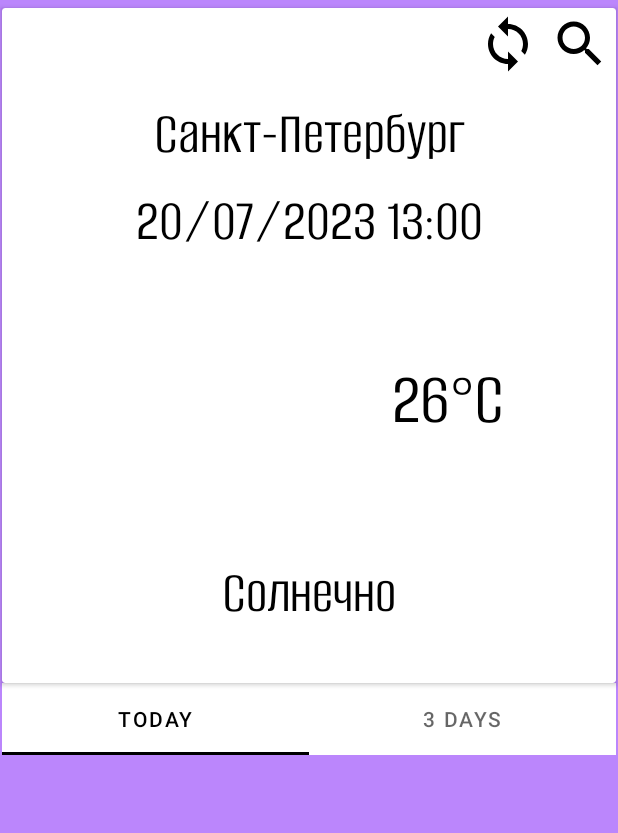
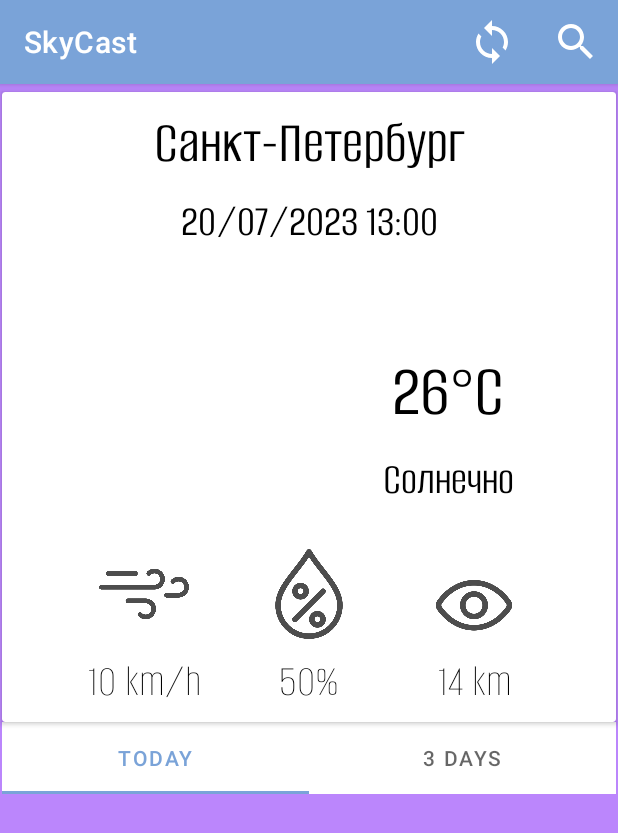
Before and after one commit to anmischenko/SkyCast, an Android app: the fragment MainFragment shown on its own in the app's theme, on a phone screen of 412 x 824 dp. Shown: the top 833 px of the screen. Run offline under Robolectric (Android 15) with nearby library versions, the phone set to English and light mode, and no system bars; our stand-ins replace Picasso, Volley; pictures from the network do not load; 1 statement that could not run was skipped.

Commit message:
Added toolbar and added to the main fragment: humidity, wind speed, visibility

```diff
--- a/app/src/main/java/com/example/skycast/DayItem.kt
+++ b/app/src/main/java/com/example/skycast/DayItem.kt
@@ -8,5 +8,8 @@ data class DayItem(
     val currentTemp: String,
     val maxTemp: String,
     val minTemp: String,
-    val hours: String
+    val hours: String,
+    val wind: String,
+    val humidity: String,
+    val visibility: String
 )
--- a/app/src/main/java/com/example/skycast/MainActivity.kt
+++ b/app/src/main/java/com/example/skycast/MainActivity.kt
@@ -2,6 +2,10 @@ package com.example.skycast
 
 import androidx.appcompat.app.AppCompatActivity
 import android.os.Bundle
+import android.view.Menu
+import android.view.MenuItem
+import androidx.core.content.ContentProviderCompat.requireContext
+import com.example.skycast.databinding.FragmentMainBinding
 import com.example.skycast.fragments.MainFragment
 
 class MainActivity : AppCompatActivity() {
--- a/app/src/main/java/com/example/skycast/adapters/WeatherAdapter.kt
+++ b/app/src/main/java/com/example/skycast/adapters/WeatherAdapter.kt
@@ -28,6 +28,7 @@ class WeatherAdapter(val listener: Listener?) : ListAdapter<WeatherModel, Weathe
             //val temp = "${item.currentTemp}°C"
             tvTemp.text = "${item.currentTemp.ifEmpty { "${item.minTemp}°C / ${item.maxTemp}" }}°C"
             Picasso.get().load("https:" + item.imgUrl).into(imgToday)
+
         }
     }
 
--- a/app/src/main/java/com/example/skycast/adapters/WeatherModel.kt
+++ b/app/src/main/java/com/example/skycast/adapters/WeatherModel.kt
@@ -10,6 +10,8 @@ data class WeatherModel(
     val maxTemp: String,
     val minTemp: String,
     val imgUrl: String,
-    val today: String
-
+    val today: String,
+    val wind: String,
+    val humidity: String,
+    val visibility: String
 )
--- a/app/src/main/java/com/example/skycast/fragments/MainFragment.kt
+++ b/app/src/main/java/com/example/skycast/fragments/MainFragment.kt
@@ -8,14 +8,14 @@ import android.location.LocationManager
 import android.os.Bundle
 import android.provider.Settings
 import android.util.Log
+import android.view.*
 import androidx.fragment.app.Fragment
-import android.view.LayoutInflater
-import android.view.View
-import android.view.ViewGroup
 import android.widget.Toast
+import android.widget.Toolbar
 import androidx.activity.result.ActivityResultLauncher
 import androidx.activity.result.contract.ActivityResultContracts
 import androidx.core.app.ActivityCompat
+import androidx.core.content.ContentProviderCompat
 import androidx.fragment.app.FragmentActivity
 import androidx.fragment.app.activityViewModels
 import androidx.swiperefreshlayout.widget.SwipeRefreshLayout
@@ -58,7 +58,35 @@ class MainFragment : Fragment() {
         savedInstanceState: Bundle?
     ): View {
         binding = FragmentMainBinding.inflate(inflater, container, false)
+        setHasOptionsMenu(true)
         return binding.root
+    }
+
+    override fun onCreateOptionsMenu(menu: Menu, inflater: MenuInflater) {
+        inflater.inflate(R.menu.main_menu, menu)
+        super.onCreateOptionsMenu(menu, inflater)
+    }
+
+    override fun onOptionsItemSelected(item: MenuItem): Boolean = with(binding) {
+        return when (item.itemId) {
+            R.id.sync -> {
+                tabLayout.selectTab(tabLayout.getTabAt(0))
+                checkLocation()
+                true
+            }
+            R.id.search -> {
+                DialogManager.searchByNameDialog(requireContext(), object : DialogManager.Listener {
+                    override fun onClick(name: String?) {
+                        if (name != null) {
+                            requestWeatherData(name)
+                        }
+                    }
+
+                })
+                true
+            }
+            else -> super.onOptionsItemSelected(item)
+        }
     }
 
     override fun onViewCreated(view: View, savedInstanceState: Bundle?) = with(binding) {
@@ -82,22 +110,6 @@ class MainFragment : Fragment() {
         TabLayoutMediator(tabLayout, vp) {
             tab, pos -> tab.text = tList[pos]
         }.attach()
-        ibSearch.setOnClickListener {
-            DialogManager.searchByNameDialog(requireContext(), object : DialogManager.Listener {
-                override fun onClick(name: String?) {
-                    if (name != null) {
-                        requestWeatherData(name)
-                    }
-                }
-
-            })
-
-        }
-        ibSync.setOnClickListener {
-            tabLayout.selectTab(tabLayout.getTabAt(0))
-            checkLocation()
-        }
-
     }
 
     override fun onResume() {
@@ -150,6 +162,10 @@ class MainFragment : Fragment() {
             tvCurrentTemp.text = "${it.currentTemp.ifEmpty { "${it.minTemp}°C / ${it.maxTemp}" }}°C"
             tvConditionMain.text = it.condition
             Picasso.get().load("https:" + it.imgUrl).into(imgV)
+            val wind = (it.wind.toFloat() / 2.237).toInt().toString()
+            tvWind.text = "${wind} m/s"
+            tvHumidity.text = "${it.humidity.toFloat().toInt().toString()} %"
+            tvVisibility.text = "${it.visibility.toFloat().toInt().toString()} km"
         }
     }
 
@@ -205,8 +221,12 @@ class MainFragment : Fragment() {
             weatherItem.maxTemp,
             weatherItem.minTemp,
             mainObject.getJSONObject("current").getJSONObject("condition").getString("icon"),
-            weatherItem.today
-        )
+            weatherItem.today,
+            mainObject.getJSONObject("current").getString("wind_mph"),
+            mainObject.getJSONObject("current").getString("humidity"),
+            mainObject.getJSONObject("current").getString("vis_km"),
+
+            )
         model.liveDataCurrent.value = item
 
     }
@@ -225,7 +245,11 @@ class MainFragment : Fragment() {
                 day.getJSONObject("day").getString("maxtemp_c").toFloat().toInt().toString(),
                 day.getJSONObject("day").getString("mintemp_c").toFloat().toInt().toString(),
                 day.getJSONObject("day").getJSONObject("condition").getString("icon"),
-                day.getJSONArray("hour").toString()
+                day.getJSONArray("hour").toString(),
+                day.getJSONObject("day").getString("maxwind_mph"),
+                day.getJSONObject("day").getString("avghumidity"),
+                day.getJSONObject("day").getString("avgvis_km"),
+
             )
             list.add(item)
         }
--- a/app/src/main/java/com/example/skycast/fragments/TodayFragment.kt
+++ b/app/src/main/java/com/example/skycast/fragments/TodayFragment.kt
@@ -56,7 +56,10 @@ class TodayFragment : Fragment() {
                 "",
                 "",
                 (todayArray[i] as JSONObject).getJSONObject("condition").getString("icon"),
-                ""
+                "",
+                (todayArray[i] as JSONObject).getString("wind_mph"),
+                (todayArray[i] as JSONObject).getString("humidity"),
+                (todayArray[i] as JSONObject).getString("vis_km")
             )
             list.add(item)
         }
--- /dev/null
+++ b/app/src/main/res/drawable/ic_baseline_search_48_white.xml
@@ -0,0 +1,5 @@
+<vector android:height="48dp" android:tint="#FFFFFF"
+    android:viewportHeight="24" android:viewportWidth="24"
+    android:width="48dp" xmlns:android="http://schemas.android.com/apk/res/android">
+    <path android:fillColor="@android:color/white" android:pathData="M15.5,14h-0.79l-0.28,-0.27C15.41,12.59 16,11.11 16,9.5 16,5.91 13.09,3 9.5,3S3,5.91 3,9.5 5.91,16 9.5,16c1.61,0 3.09,-0.59 4.23,-1.57l0.27,0.28v0.79l5,4.99L20.49,19l-4.99,-5zM9.5,14C7.01,14 5,11.99 5,9.5S7.01,5 9.5,5 14,7.01 14,9.5 11.99,14 9.5,14z"/>
+</vector>
--- /dev/null
+++ b/app/src/main/res/drawable/ic_baseline_sync_48_white.xml
@@ -0,0 +1,5 @@
+<vector android:height="48dp" android:tint="#FFFFFF"
+    android:viewportHeight="24" android:viewportWidth="24"
+    android:width="48dp" xmlns:android="http://schemas.android.com/apk/res/android">
+    <path android:fillColor="@android:color/white" android:pathData="M12,4L12,1L8,5l4,4L12,6c3.31,0 6,2.69 6,6 0,1.01 -0.25,1.97 -0.7,2.8l1.46,1.46C19.54,15.03 20,13.57 20,12c0,-4.42 -3.58,-8 -8,-8zM12,18c-3.31,0 -6,-2.69 -6,-6 0,-1.01 0.25,-1.97 0.7,-2.8L5.24,7.74C4.46,8.97 4,10.43 4,12c0,4.42 3.58,8 8,8v3l4,-4 -4,-4v3z"/>
+</vector>
--- a/app/src/main/res/layout/fragment_main.xml
+++ b/app/src/main/res/layout/fragment_main.xml
@@ -10,7 +10,7 @@
     <androidx.cardview.widget.CardView
         android:id="@+id/cardView"
         android:layout_width="409dp"
-            android:layout_height="450dp"
+        android:layout_height="420dp"
         android:layout_marginStart="5dp"
         android:layout_marginTop="5dp"
         android:layout_marginEnd="5dp"
@@ -29,33 +29,12 @@
                 android:layout_height="match_parent"
                 android:background="@null">
 
-            <ImageButton
-                    android:id="@+id/ibSearch"
-                    android:layout_width="wrap_content"
-                    android:layout_height="wrap_content"
-                    android:background="@null"
-                    android:minWidth="48dp"
-                    android:minHeight="48dp"
-                    android:src="@drawable/ic_baseline_search_24"
-                    app:layout_constraintEnd_toEndOf="parent"
-                    app:layout_constraintTop_toTopOf="parent" />
-
-                <ImageButton
-                    android:id="@+id/ibSync"
-                    android:layout_width="wrap_content"
-                    android:layout_height="wrap_content"
-                    android:background="@null"
-                    android:minWidth="48dp"
-                    android:minHeight="48dp"
-                    android:src="@drawable/ic_baseline_sync_24"
-                    app:layout_constraintEnd_toStartOf="@+id/ibSearch"
-                    app:layout_constraintTop_toTopOf="parent" />
 
                 <TextView
                     android:id="@+id/tvCity"
                     android:layout_width="wrap_content"
                     android:layout_height="wrap_content"
-                    android:layout_marginTop="60dp"
+                    android:layout_marginTop="10dp"
                     android:fontFamily="@font/alumni_sans_regular"
                     android:text="Санкт-Петербург"
                     android:textColor="@color/black"
@@ -72,7 +51,7 @@
                     android:fontFamily="@font/alumni_sans_regular"
                     android:text="20/07/2023 13:00"
                     android:textColor="@color/black"
-                    android:textSize="40sp"
+                    android:textSize="30sp"
                     app:layout_constraintEnd_toEndOf="parent"
                     app:layout_constraintStart_toStartOf="parent"
                     app:layout_constraintTop_toBottomOf="@+id/tvCity" />
@@ -99,10 +78,10 @@
                     android:fontFamily="@font/alumni_sans_regular"
                     android:text="Солнечно"
                     android:textColor="@color/black"
-                    android:textSize="40sp"
-                    app:layout_constraintEnd_toEndOf="parent"
-                    app:layout_constraintStart_toStartOf="parent"
-                    app:layout_constraintTop_toBottomOf="@+id/imgV" />
+                    android:textSize="30sp"
+                    app:layout_constraintEnd_toEndOf="@+id/tvCurrentTemp"
+                    app:layout_constraintStart_toStartOf="@+id/tvCurrentTemp"
+                    app:layout_constraintTop_toBottomOf="@+id/tvCurrentTemp" />
 
                 <ImageView
                     android:id="@+id/imgV"
@@ -113,6 +92,76 @@
                     app:layout_constraintStart_toStartOf="parent"
                     app:layout_constraintTop_toBottomOf="@+id/tvDate"
                     tools:src="@tools:sample/avatars" />
+
+                <ImageView
+                    android:id="@+id/imgVisibility"
+                    android:layout_width="60dp"
+                    android:layout_height="60dp"
+                    android:layout_marginStart="50dp"
+                    android:alpha="0.7"
+                    android:src="@drawable/visibility"
+                    app:layout_constraintStart_toEndOf="@+id/humidity"
+                    app:layout_constraintTop_toTopOf="@+id/humidity" />
+
+                <ImageView
+                    android:id="@+id/wind"
+                    android:layout_width="60dp"
+                    android:layout_height="60dp"
+                    android:layout_marginEnd="50dp"
+                    android:alpha="0.7"
+                    android:src="@drawable/wind"
+                    app:layout_constraintEnd_toStartOf="@+id/humidity"
+                    app:layout_constraintTop_toTopOf="@+id/humidity" />
+
+                <ImageView
+                    android:id="@+id/humidity"
+                    android:layout_width="60dp"
+                    android:layout_height="60dp"
+                    android:layout_marginTop="10dp"
+                    android:alpha="0.7"
+                    android:src="@drawable/humidity"
+                    app:layout_constraintEnd_toEndOf="parent"
+                    app:layout_constraintStart_toStartOf="parent"
+                    app:layout_constraintTop_toBottomOf="@+id/imgV" />
+
+                <TextView
+                    android:id="@+id/tvWind"
+                    android:layout_width="wrap_content"
+                    android:layout_height="wrap_content"
+                    android:layout_marginTop="10dp"
+                    android:fontFamily="@font/alumni_sans_variable_font_wght"
+                    android:text="10 km/h"
+                    android:textColor="@color/black"
+                    android:textSize="30sp"
+                    app:layout_constraintEnd_toEndOf="@+id/wind"
+                    app:layout_constraintStart_toStartOf="@+id/wind"
+                    app:layout_constraintTop_toBottomOf="@+id/wind" />
+
+                <TextView
+                    android:id="@+id/tvVisibility"
+                    android:layout_width="wrap_content"
+                    android:layout_height="wrap_content"
+                    android:layout_marginTop="10dp"
+                    android:fontFamily="@font/alumni_sans_variable_font_wght"
+                    android:text="14 km"
+                    android:textColor="@color/black"
+                    android:textSize="30sp"
+                    app:layout_constraintEnd_toEndOf="@+id/imgVisibility"
+                    app:layout_constraintStart_toStartOf="@+id/imgVisibility"
+                    app:layout_constraintTop_toBottomOf="@+id/imgVisibility" />
+
+                <TextView
+                    android:id="@+id/tvHumidity"
+                    android:layout_width="wrap_content"
+                    android:layout_height="wrap_content"
+                    android:layout_marginTop="10dp"
+                    android:fontFamily="@font/alumni_sans_variable_font_wght"
+                    android:text="50%"
+                    android:textColor="@color/black"
+                    android:textSize="30sp"
+                    app:layout_constraintEnd_toEndOf="@+id/humidity"
+                    app:layout_constraintStart_toStartOf="@+id/humidity"
+                    app:layout_constraintTop_toBottomOf="@+id/humidity" />
 
             </androidx.constraintlayout.widget.ConstraintLayout>
         </androidx.swiperefreshlayout.widget.SwipeRefreshLayout>
--- /dev/null
+++ b/app/src/main/res/menu/main_menu.xml
@@ -0,0 +1,20 @@
+<?xml version="1.0" encoding="utf-8"?>
+<menu xmlns:android="http://schemas.android.com/apk/res/android"
+    xmlns:app="http://schemas.android.com/apk/res-auto">
+    <item
+        android:title="sync"
+        android:id="@+id/sync"
+        android:icon="@drawable/ic_baseline_sync_48_white"
+        app:showAsAction="ifRoom"
+        android:orderInCategory="1"
+
+        />
+    <item
+        android:title="sync"
+        android:id="@+id/search"
+        android:icon="@drawable/ic_baseline_search_48_white"
+        app:showAsAction="ifRoom"
+        android:orderInCategory="2"
+        />
+
+</menu>
--- a/app/src/main/res/values/themes.xml
+++ b/app/src/main/res/values/themes.xml
@@ -2,15 +2,13 @@
     <!-- Base application theme. -->
     <style name="Theme.SkyCast" parent="Theme.MaterialComponents.DayNight.DarkActionBar">
         <!-- Primary brand color. -->
-        <item name="colorPrimary">@color/black</item>
+        <item name="colorPrimary">#7AA3D8</item>
         <item name="colorPrimaryVariant">@color/black</item>
-        <item name="colorOnPrimary">@color/white</item>
+        <item name="colorOnPrimary">@color/black</item>
         <!-- Secondary brand color. -->
         <item name="colorSecondary">@color/teal_200</item>
         <item name="colorSecondaryVariant">@color/teal_700</item>
         <item name="colorOnSecondary">@color/black</item>
-        <item name="windowActionBar">false</item>
-        <item name="windowNoTitle">true</item>
         <!-- Status bar color. -->
         <item name="android:statusBarColor">?attr/colorPrimaryVariant</item>
         <!-- Customize your theme here. -->
```
Also changed, not shown: app/src/main/res/drawable/humidity.png (added), app/src/main/res/drawable/visibility.png (added), app/src/main/res/drawable/wind.png (added). Lines whose indentation alone changed are shown as unchanged.
